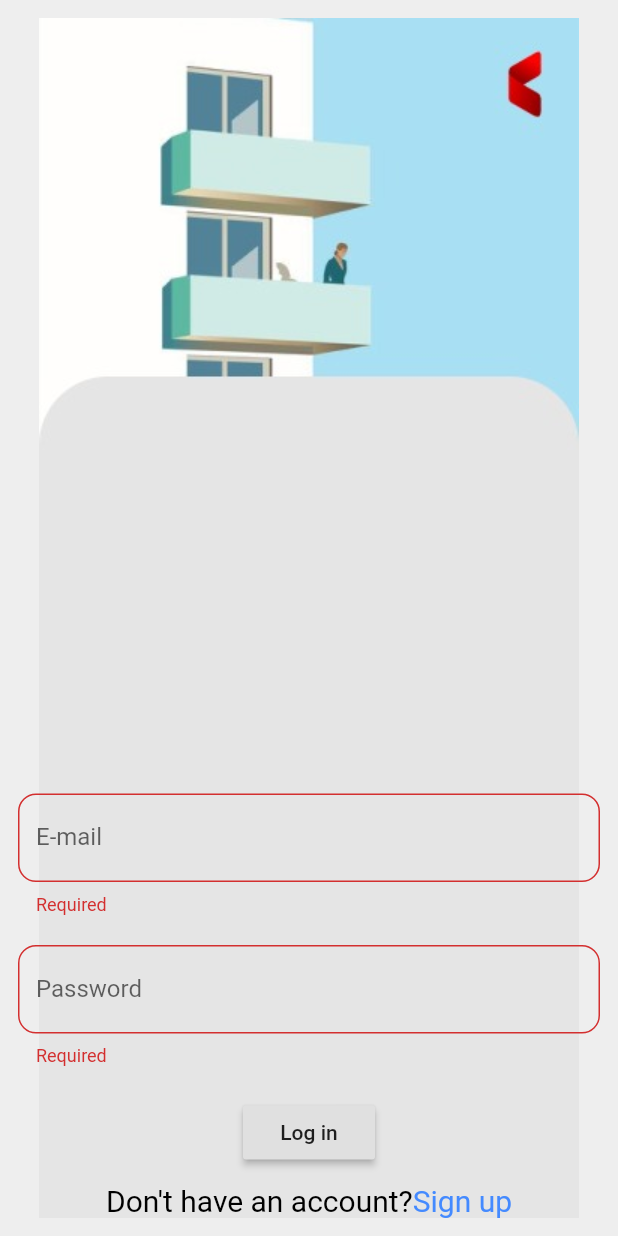
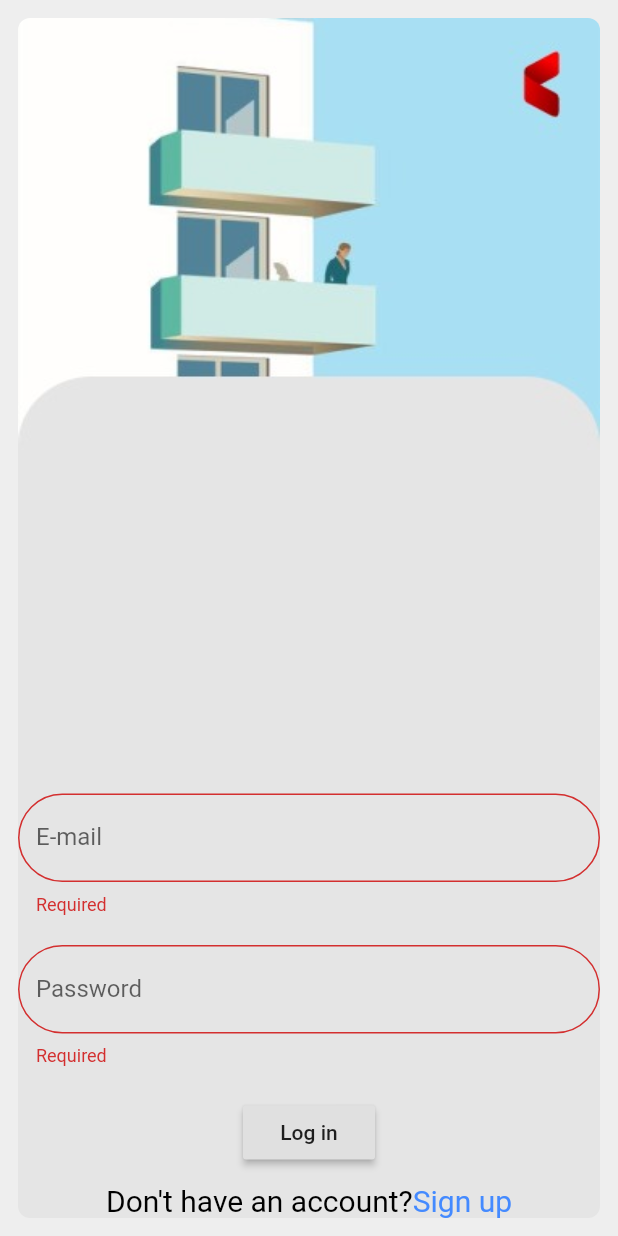
Before and after one commit to priyansh1211/4NerdyGuys, a Flutter app: the screen it shows after launch, on a phone screen of 412 x 824 dp. Run offline on Flutter 3.47's test engine with Material 2 defaults, Android fonts, the light colour scheme and no system bars; our stand-ins replace form_field_validator.

Commit message:
Login page design modified but some changes are required. will do it later

```diff
--- a/lib/pages/LoginPage.dart
+++ b/lib/pages/LoginPage.dart
@@ -30,32 +30,29 @@ class _LoginPageState extends State<LoginPage> {
   @override
   Widget build(BuildContext context) {
     return Scaffold(
-      drawer: const Drawer(
-        child: DrawerHeader(
-          child: Text("Hello World"),
-        ),
-      ),
       backgroundColor: Colors.grey.shade200,
       body: Padding(
         padding: const EdgeInsets.all(12),
         child:ClipRRect(
           borderRadius: BorderRadius.all(Radius.circular(8.0)),
           child: Container(
+            width: 400,
+            height: 800,
             decoration: BoxDecoration(
-              image: DecorationImage(image: AssetImage('assets/images/login_bg.jpeg'),fit: BoxFit.contain)
+              image: DecorationImage(image: AssetImage('assets/images/login_bg.jpeg'),fit: BoxFit.fill)
             ),
             child:Container(
               child: Form(
                 autovalidateMode: AutovalidateMode.always,
                 key: formkey,
                 child: Column(
-                  crossAxisAlignment: CrossAxisAlignment.center,
                   mainAxisAlignment: MainAxisAlignment.end,
                   children: <Widget>[
                     TextFormField(
                       decoration : InputDecoration(
-                          border: OutlineInputBorder(borderRadius: BorderRadius.circular(12.0)),
+                          border: OutlineInputBorder(borderRadius: BorderRadius.circular(40.0)),
                           labelText: "E-mail",
+                          helperStyle: TextStyle(color: Color(0x00eef2ff)),
                           hintText: "Enter your email"),
                       validator: MultiValidator(
                           [
@@ -71,7 +68,7 @@ class _LoginPageState extends State<LoginPage> {
                         obscureText: true,
                         decoration: InputDecoration(
                             fillColor: Color(0x00EEF2FF),
-                            border: OutlineInputBorder(borderRadius: BorderRadius.circular(12.0)),
+                            border: OutlineInputBorder(borderRadius: BorderRadius.circular(40.0)),
                             labelText: "Password",
                             hintText: "Enter your password"),
                         validator: (value){
--- a/lib/pages/SignUp.dart
+++ b/lib/pages/SignUp.dart
@@ -33,7 +33,6 @@ class _signupState extends State<signup> {
             autovalidateMode: AutovalidateMode.always,
             key: formkey,
             child: Column(
-              mainAxisAlignment: MainAxisAlignment.end,
               children: <Widget>[
                 TextFormField(
                   decoration : InputDecoration(
```
Also changed, not shown: CMakeLists.txt (added, +11 -0 lines), 1 other file.
